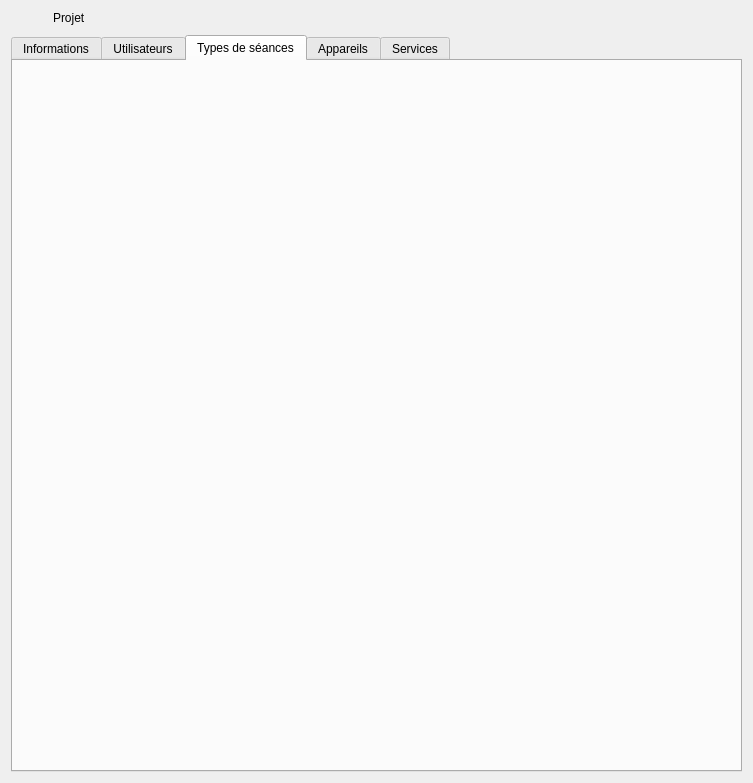
First picture: the form in client/src/editors/ProjectWidget.ui, repository introlab/openteraplus, before the edit.
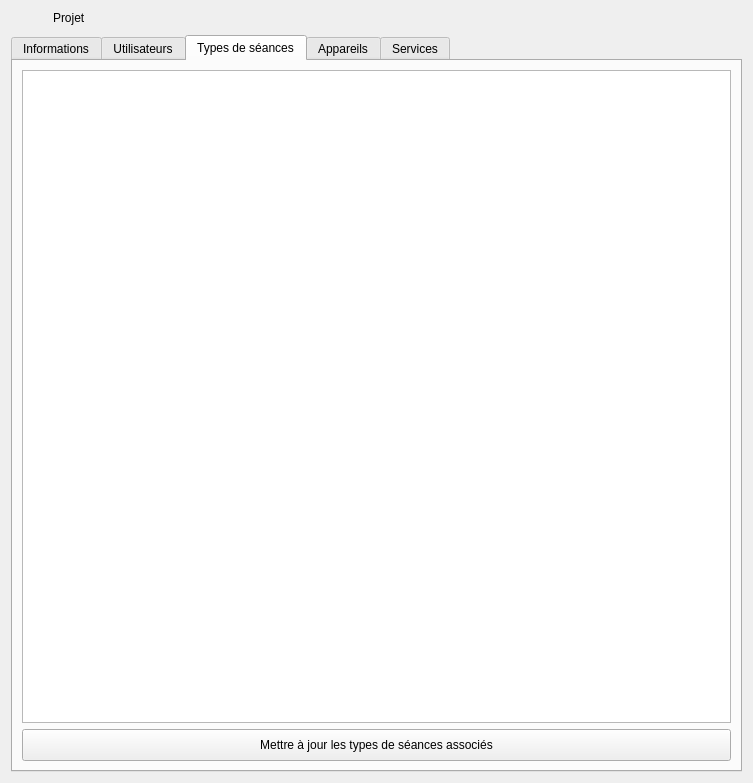
Second picture: the form after the edit. The open tabs and pages were chosen to show the change. Icons and pictures are not drawn. Custom widgets are drawn as their Qt base class.

Commit message: Refs #64. Working site-session type association and widgets.

Diff of the .ui file:
```diff
--- a/client/src/editors/ProjectWidget.ui
+++ b/client/src/editors/ProjectWidget.ui
@@ -827,7 +827,33 @@
       </attribute>
       <layout class="QVBoxLayout" name="verticalLayout_7">
        <item>
-        <widget class="QWidget" name="wdgSessionTypes" native="true"/>
+        <widget class="QListWidget" name="lstSessionTypes"/>
+       </item>
+       <item>
+        <widget class="QPushButton" name="btnUpdateSessionTypes">
+         <property name="minimumSize">
+          <size>
+           <width>0</width>
+           <height>32</height>
+          </size>
+         </property>
+         <property name="cursor">
+          <cursorShape>PointingHandCursor</cursorShape>
+         </property>
+         <property name="text">
+          <string>Mettre à jour les types de séances associés</string>
+         </property>
+         <property name="icon">
+          <iconset resource="../../resources/TeraClient.qrc">
+           <normaloff>:/icons/save.png</normaloff>:/icons/save.png</iconset>
+         </property>
+         <property name="iconSize">
+          <size>
+           <width>24</width>
+           <height>24</height>
+          </size>
+         </property>
+        </widget>
        </item>
       </layout>
      </widget>
```
Left out of the diff: 6 changed lines with no effect on the pictures. The commit also changes 10 other files.
